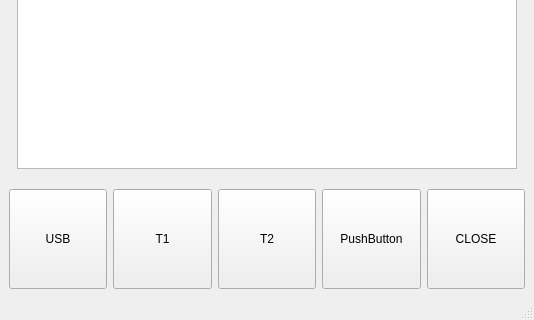
First picture: the form in src/core/kray.ui, repository KAARAY-KB/KRAY, before the edit; both pictures show x 0 to 534 and y 159 to 479 of the 534 by 479 pixel window.
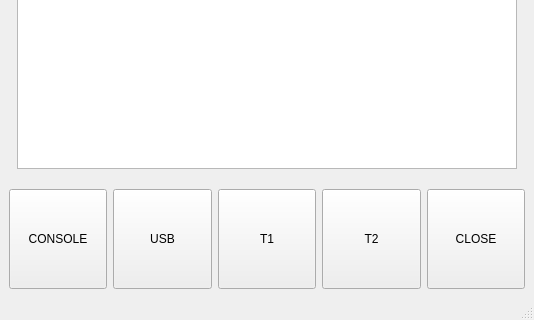
Second picture: the form after the edit.

Commit message:
feat(console): 添加控制台模块并替换所有调试输出为统一接口
- 实现控制台模块，包括控制台窗口、输出接口和日志记录功能
- 将所有调试输出(qDebug/std::cout)替换为Console::out统一接口
- 添加控制台按钮到主界面，支持显示/隐藏控制台窗口

```diff
--- a/src/core/kray.ui
+++ b/src/core/kray.ui
@@ -77,6 +77,19 @@
       </item>
       <item>
        <layout class="QHBoxLayout" name="horizontalLayout">
+        <item>
+         <widget class="QPushButton" name="btn_console">
+          <property name="minimumSize">
+           <size>
+            <width>0</width>
+            <height>100</height>
+           </size>
+          </property>
+          <property name="text">
+           <string>CONSOLE</string>
+          </property>
+         </widget>
+        </item>
         <item>
          <widget class="QPushButton" name="btn_usb">
           <property name="minimumSize">
@@ -116,19 +129,6 @@
           </property>
          </widget>
         </item>
-        <item>
-         <widget class="QPushButton" name="pushButton">
-          <property name="minimumSize">
-           <size>
-            <width>0</width>
-            <height>100</height>
-           </size>
-          </property>
-          <property name="text">
-           <string>PushButton</string>
-          </property>
-         </widget>
-        </item>
         <item>
          <widget class="QPushButton" name="btn_close">
           <property name="minimumSize">
```
Left out of the diff: 6 changed lines with no effect on the pictures. The commit also changes 30 other files.
